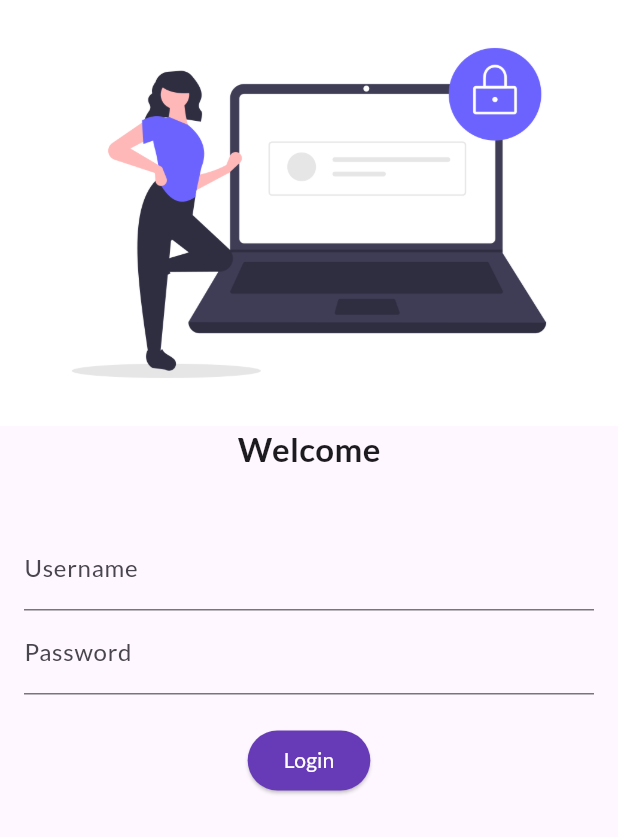
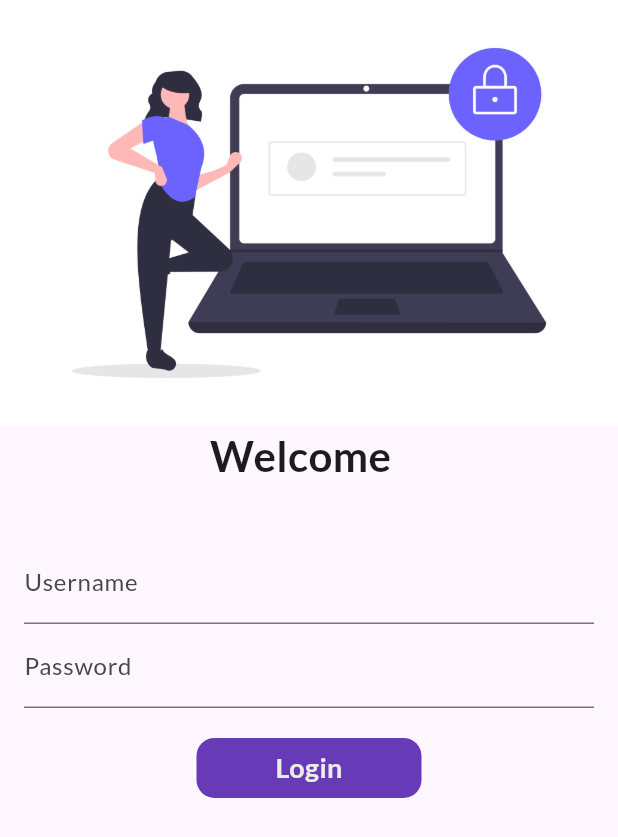
Before and after one commit to Dipanshu-03malik/Flutter_application, a Flutter app: the screen it shows after launch, on a phone screen of 412 x 824 dp. Shown: the top 837 px of the screen. Run offline on Flutter 3.47's test engine with Material 3 defaults, Android fonts, the phone set to English and light mode, and no system bars; our stand-ins replace google_fonts.

Commit message:
new file added and login gile updated

```diff
--- a/project2/flutter_application_1/lib/main.dart
+++ b/project2/flutter_application_1/lib/main.dart
@@ -1,6 +1,7 @@
 import 'package:flutter/material.dart';
 import 'package:flutter_application_1/pages/home_page.dart';
 import 'package:flutter_application_1/pages/login_page.dart';
+import 'package:flutter_application_1/utils/routes.dart';
 import 'package:google_fonts/google_fonts.dart';
 void main()
 {
@@ -23,8 +24,8 @@ class Myapp extends StatelessWidget {
       ),
       routes: {
         "/": (context) => login_Page(),
-        "/login": (context) => login_Page(),
-        "/home": (context) => HomePage(),
+        MyRoutes.loginRoute: (context) => login_Page(),
+        MyRoutes.homeRoute: (context) => HomePage(),
 
       },
     );
--- a/project2/flutter_application_1/lib/pages/login_page.dart
+++ b/project2/flutter_application_1/lib/pages/login_page.dart
@@ -1,21 +1,30 @@
 import 'package:flutter/material.dart';
+import 'package:flutter_application_1/utils/routes.dart';
 
-class login_Page extends StatelessWidget {
+class login_Page extends StatefulWidget {
   const login_Page({super.key});
 
   @override
+  State<login_Page> createState() => _login_PageState();
+}
+
+class _login_PageState extends State<login_Page> {
+  String name=" ";
+  @override
   Widget build(BuildContext context) {
     return Material(
+      child: SingleChildScrollView(
         child: Column(
 
           children: [
             Image.asset("assets/images/login_image.png", fit: BoxFit.cover),
             Text(
-            "Welcome",
+              "Welcome ${name}",
               style: TextStyle(
-              fontSize: 22,
+                fontSize: 28,
                 fontWeight: FontWeight.bold,
               ),
+
             ),
             SizedBox(
               height: 20.0,
@@ -29,7 +38,13 @@ class login_Page extends StatelessWidget {
                       hintText: "Enter Username",
                       labelText: "Username",
                     ),
+                    onChanged: (value) {
+                      setState(() {
+                        name = value;
+                      });
+                    },
                   ),
+
                   TextFormField(
                     obscureText: true,
                     decoration: InputDecoration(
@@ -40,20 +55,51 @@ class login_Page extends StatelessWidget {
                   SizedBox(
                     height: 20.0,
                   ),
-                ElevatedButton(
-                  onPressed: () {},
-                  child: Text("Login"),
-                  style: ElevatedButton.styleFrom(
-                    foregroundColor: Colors.white, // Text color
-                    backgroundColor: Colors.deepPurple, // Button color
+                //   ElevatedButton(
+                //     onPressed: () {
+                //       // print("Button pressed");
+                //       Navigator.pushNamed(context, MyRoutes.homeRoute);
+                //     },
+                //     child: Text("Login"),
+                //     style: ElevatedButton.styleFrom(
+                //       foregroundColor: Colors.white, // Text color
+                //       backgroundColor: Colors.deepPurple,
+                //       minimumSize: Size(150,40) // Button color
+                //     ),
+                //   ),
+                InkWell(
+                  onTap: () {
+                    Navigator.pushNamed(context, MyRoutes.homeRoute);
+                  },
+
+                child: Container(
+                        width: 150,
+                        height: 40,
+                        alignment: Alignment.center,
+                        child: Text(
+                          "Login",
+                          style: TextStyle(
+                            color: Color.fromARGB(255, 236, 236, 234),
+                            fontWeight: FontWeight.bold,
+                            fontSize: 18, // fontSize moved inside TextStyle
                           ),
                         ),
+                        decoration: BoxDecoration(
+                        color: Colors.deepPurple,
+                        borderRadius: BorderRadius.circular(12),
+
+
+                        ),
+                      ),
+                ),
+
                 ],
               ),
             ),
 
           ],
         ),
+      ),
     );
   }
 }
--- /dev/null
+++ b/project2/flutter_application_1/lib/utils/routes.dart
@@ -0,0 +1,5 @@
+class MyRoutes{
+  static String loginRoute = "/login";
+  static String homeRoute = "/home";
+
+}
```
Lines whose indentation alone changed are shown as unchanged.
